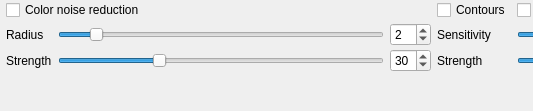
Above: src/gui/forms/toolbar_renderenhancegroup.ui from open-scan-crew/OpenScanTools before the change; both pictures show x 0 to 533 and y 0 to 111 of the 901 by 111 pixel window. Below: the same form after it.
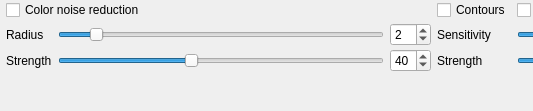
That is the form after the change.

```diff
--- a/src/gui/forms/toolbar_renderenhancegroup.ui
+++ b/src/gui/forms/toolbar_renderenhancegroup.ui
@@ -199,7 +199,7 @@
       </size>
      </property>
      <property name="value">
-      <number>30</number>
+      <number>40</number>
      </property>
      <property name="orientation">
       <enum>Qt::Horizontal</enum>
@@ -209,7 +209,7 @@
    <item row="2" column="2">
     <widget class="QSpinBox" name="spinBox_edgeAwareBlend">
      <property name="value">
-      <number>30</number>
+      <number>40</number>
      </property>
     </widget>
    </item>
```
